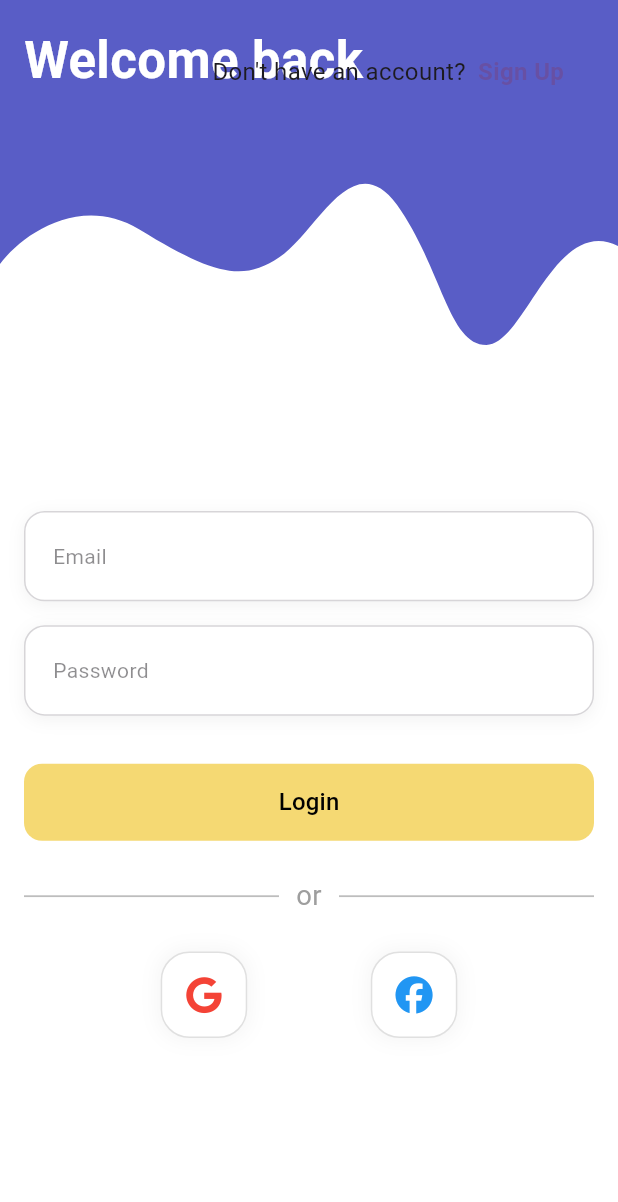
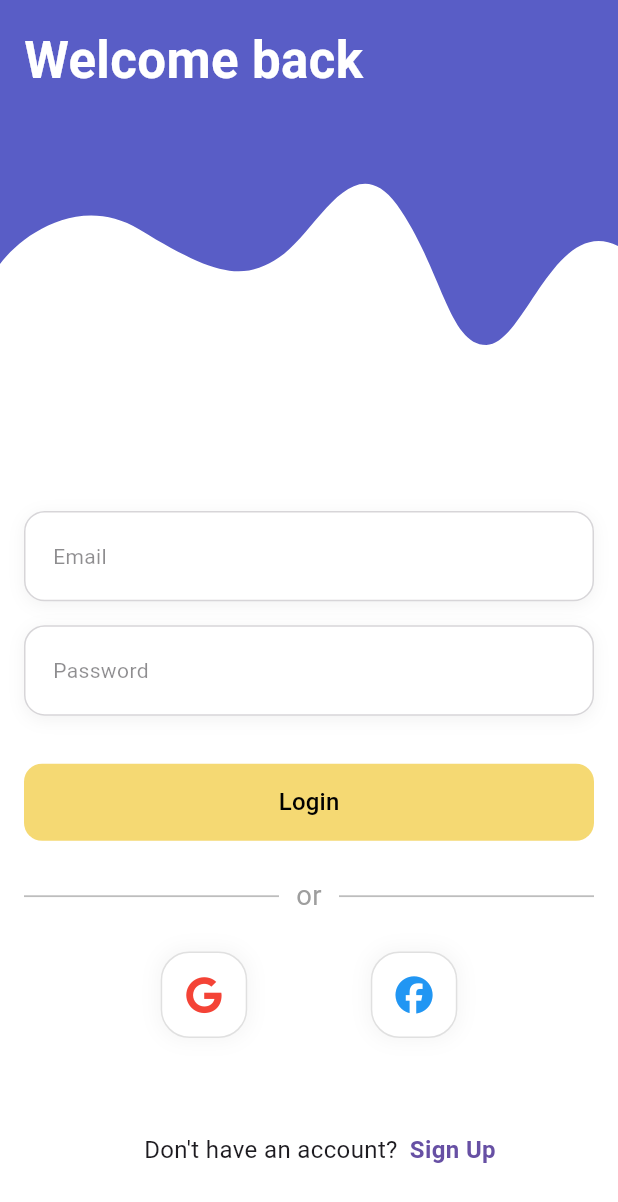
Before and after one commit to ZyadWKhedr/auth, a Flutter app: the AuthView screen opened directly, on a phone screen of 412 x 824 dp. Shown: the top 1202 px of the screen. Run offline on Flutter 3.47's test engine with Material 3 defaults, Android fonts, the phone set to English and light mode, and no system bars; our stand-ins replace flutter_dotenv, flutter_riverpod, flutter_screenutil, font_awesome_flutter, google_generative_ai, liquid_swipe and 3 more; accounts and stored records are empty.

Commit message:
handles auth view

```diff
--- a/lib/features/auth/presentation/pages/auth_view.dart
+++ b/lib/features/auth/presentation/pages/auth_view.dart
@@ -25,7 +25,7 @@ class _AuthViewState extends State<AuthView> {
   Widget build(BuildContext context) {
     return Scaffold(
       backgroundColor: Colors.white,
-      resizeToAvoidBottomInset: true, // Changed to true
+      resizeToAvoidBottomInset: true,
       body: LayoutBuilder(
         builder: (context, constraints) {
           return SingleChildScrollView(
@@ -65,17 +65,13 @@ class _AuthViewState extends State<AuthView> {
                     ),
 
                     // Switch button
-                    Positioned(
-                      top: MediaQuery.of(context).padding.top + 20,
-                      right: 20,
-                      child: AuthSwitchButton(
+                    AuthSwitchButton(
                       showSignIn: _showSignIn,
                       onTap: () {
                         setState(() {
                           _showSignIn = !_showSignIn;
                         });
                       },
-                      ),
                     ),
                   ],
                 ),
--- a/lib/features/on_boarding/presentation/pages/onboarding_page.dart
+++ b/lib/features/on_boarding/presentation/pages/onboarding_page.dart
@@ -4,7 +4,7 @@ import 'package:liquid_swipe/liquid_swipe.dart';
 import 'package:smooth_page_indicator/smooth_page_indicator.dart';
 
 class OnboardingPage extends StatefulWidget {
-  const OnboardingPage({Key? key}) : super(key: key);
+  const OnboardingPage({super.key});
 
   @override
   State<OnboardingPage> createState() => _OnboardingPageState();
--- a/lib/main.dart
+++ b/lib/main.dart
@@ -42,7 +42,7 @@ class MyApp extends ConsumerWidget {
               minTextAdapt: true,
               splitScreenMode: true,
             );
-            return OnboardingPage();
+            return AuthView();
           },
         ),
       ),
```
Lines whose indentation alone changed are shown as unchanged.
